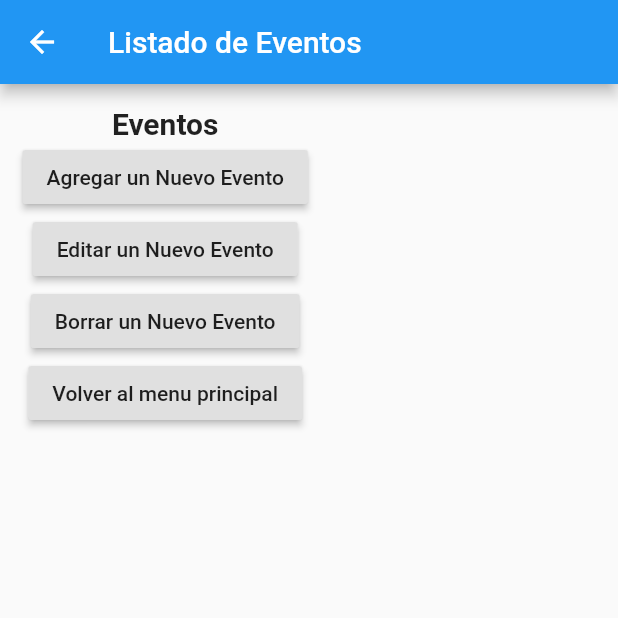
After one commit to renrevm/salvandoalsoldadoalvarez, a Flutter app: the HomeAdminPage screen opened directly, after a tap on "ir a Listar Eventos", on a phone screen of 412 x 824 dp, the top half of it. The commit adds this screen. Run offline on Flutter 3.47's test engine with Material 2 defaults, Android fonts, the phone set to English and light mode, and no system bars; our stand-ins replace material_design_icons_flutter.

Commit message:
esqueleto de navegacion (admin/cliente)

```diff
--- /dev/null
+++ b/dam_c3_cliente/lib/adminpages/listar_eventos_page.dart
@@ -0,0 +1,70 @@
+// ignore_for_file: deprecated_member_use
+
+import 'package:dam_c3_cliente/adminpages/agregar_eventos_page.dart';
+import 'package:dam_c3_cliente/adminpages/borrar_eventos_page.dart';
+import 'package:dam_c3_cliente/adminpages/editar_eventos_page.dart';
+import 'package:flutter/material.dart';
+
+class ListarEventosPage extends StatefulWidget {
+  const ListarEventosPage({key});
+
+  @override
+  State<ListarEventosPage> createState() => _ListarEventosPageState();
+}
+
+class _ListarEventosPageState extends State<ListarEventosPage> {
+  @override
+  Widget build(BuildContext context) {
+    return Scaffold(
+      appBar: AppBar(
+        title: Text('Listado de Eventos'),
+      ),
+      body: Padding(
+        padding: const EdgeInsets.all(15),
+        child: Column(
+          children: [
+            Text('Eventos', style: TextStyle(fontSize: 20, fontWeight: FontWeight.bold),),
+
+
+            RaisedButton(
+              child: Text('Agregar un Nuevo Evento'),
+              onPressed: ()=>{
+                Navigator.push(
+                  context,
+                  MaterialPageRoute(builder: (context)=> AgregarEventosPage())
+                ),
+              },
+            ),
+            RaisedButton(
+              child: Text('Editar un Nuevo Evento'),
+              onPressed: ()=>{
+                Navigator.push(
+                  context,
+                  MaterialPageRoute(builder: (context)=> EditarEventosPage())
+                ),
+              },
+            ),
+            RaisedButton(
+              child: Text('Borrar un Nuevo Evento'),
+              onPressed: ()=>{
+                Navigator.push(
+                  context,
+                  MaterialPageRoute(builder: (context)=> BorrarEventosPage())
+                ),
+              },
+            ),
+
+            RaisedButton(
+              child: Text('Volver al menu principal'),
+              onPressed: (){
+                Navigator.pop(context);
+
+              },
+            ),
+
+          ],
+        ),
+      ),
+    );
+  }
+}
--- a/dam_c3_cliente/lib/main.dart
+++ b/dam_c3_cliente/lib/main.dart
@@ -1,3 +1,6 @@
+import 'package:dam_c3_cliente/clientpages/listar_entradas_comp_page.dart';
+import 'package:dam_c3_cliente/pages/home_admin_page.dart';
+import 'package:dam_c3_cliente/pages/home_client_page.dart';
 import 'package:dam_c3_cliente/pages/login_page.dart';
 import 'package:flutter/material.dart';
 
--- /dev/null
+++ b/dam_c3_cliente/lib/pages/home_admin_page.dart
@@ -0,0 +1,77 @@
+// ignore_for_file: deprecated_member_use
+
+import 'package:dam_c3_cliente/adminpages/agregar_eventos_page.dart';
+import 'package:dam_c3_cliente/adminpages/cambiar_estado_eventos_page.dart';
+import 'package:dam_c3_cliente/adminpages/informacion_eventos_page.dart';
+import 'package:dam_c3_cliente/adminpages/listar_eventos_page.dart';
+import 'package:dam_c3_cliente/adminpages/publicar_noticias_page.dart';
+import 'package:flutter/material.dart';
+
+class HomeAdminPage extends StatefulWidget {
+  const HomeAdminPage({key});
+
+  @override
+  State<HomeAdminPage> createState() => _HomeAdminPageState();
+}
+
+class _HomeAdminPageState extends State<HomeAdminPage> {
+  @override
+  Widget build(BuildContext context) {
+    return Scaffold(
+      appBar: AppBar(
+        title: Text('Administrador'),
+      ),
+      body: Center(
+        child: Column(
+          mainAxisAlignment: MainAxisAlignment.center,
+          children: [
+            RaisedButton(
+              child: Text('ir a Listar Eventos'),
+              onPressed: ()=>{
+                Navigator.push(
+                  context,
+                  MaterialPageRoute(builder: (context)=> ListarEventosPage())
+
+                ),
+              },
+            ),
+            RaisedButton(
+              child: Text('ir a Cambiar estado de un Evento'),
+              onPressed: ()=>{
+                Navigator.push(
+                  context,
+                  MaterialPageRoute(builder: (context)=> CambiarEstadoEventosPage())
+                ),
+              },
+            ),
+             RaisedButton(
+              child: Text('obtener informacion de eventos'),
+              onPressed: ()=>{
+                Navigator.push(
+                  context,
+                  MaterialPageRoute(builder: (context)=> InformacionEventosPage())
+                ),
+              },
+            ),
+            RaisedButton(
+              child: Text('Publicar noticias para portada'),
+              onPressed: ()=>{
+                Navigator.push(
+                  context,
+                  MaterialPageRoute(builder: (context)=> PublicarNoticiasPage())
+                ),
+              },
+            ),
+             RaisedButton(
+              child: Text('Cerrar sesion'),
+              onPressed: (){
+                Navigator.pop(context);
+
+              },
+            ),
+          ],
+        ),
+      ),
+    );
+  }
+}
```
Also changed, not shown: dam_c3_cliente/lib/adminpages/agregar_eventos_page.dart (added, +50 -0 lines), dam_c3_cliente/lib/adminpages/borrar_eventos_page.dart (added, +50 -0 lines), dam_c3_cliente/lib/adminpages/cambiar_estado_eventos_page.dart (added, +50 -0 lines), dam_c3_cliente/lib/adminpages/editar_eventos_page.dart (added, +50 -0 lines), dam_c3_cliente/lib/adminpages/informacion_eventos_page.dart (added, +50 -0 lines), dam_c3_cliente/lib/adminpages/publicar_noticias_page.dart (added, +50 -0 lines), dam_c3_cliente/lib/clientpages/comprar_entradas_page.dart (added, +50 -0 lines), dam_c3_cliente/lib/clientpages/detalle_entrada_page.dart (added, +38 -0 lines), dam_c3_cliente/lib/clientpages/listar_entradas_comp_page.dart (added, +49 -0 lines), dam_c3_cliente/lib/clientpages/portada_noticias_page.dart (added, +50 -0 lines), dam_c3_cliente/lib/pages/home_client_page.dart (added, +71 -0 lines), dam_c3_cliente/lib/pages/login_page.dart (+7 -1 lines).
